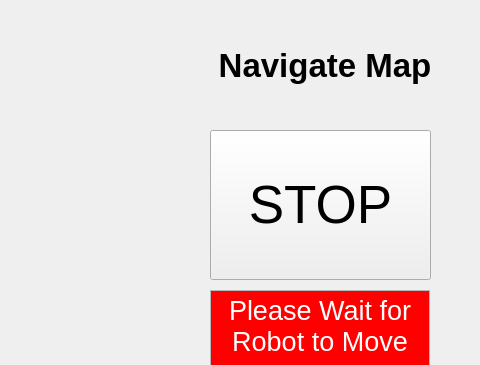
Qt form stretch_gui/include/stretch_gui/mainwindow.ui (NateWright/stretch_ros) before a commit; both pictures show x 800 to 1280 and y 0 to 365 of the 1280 by 720 pixel window.
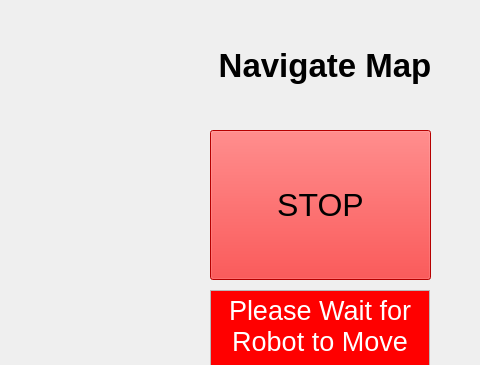
The same form after that commit. The open tabs and pages were chosen to show the change. Icons and pictures are not drawn. Custom widgets are drawn as their Qt base class.

Commit message: changed color of buttons

```diff
--- a/stretch_gui/include/stretch_gui/mainwindow.ui
+++ b/stretch_gui/include/stretch_gui/mainwindow.ui
@@ -764,253 +764,6 @@
 &lt;p align=&quot;center&quot; style=&quot; margin-top:0px; margin-bottom:0px; margin-left:0px; margin-right:0px; -qt-block-indent:0; text-indent:0px;&quot;&gt;&lt;span style=&quot; font-size:20pt; color:#ffffff;&quot;&gt;Please Wait for Robot to Move&lt;/span&gt;&lt;/p&gt;&lt;/body&gt;&lt;/html&gt;</string>
       </property>
      </widget>
-     <widget class="QPushButton" name="ButtonStop">
-      <property name="geometry">
-       <rect>
-        <x>1010</x>
-        <y>130</y>
-        <width>221</width>
-        <height>150</height>
-       </rect>
-      </property>
-      <property name="palette">
-       <palette>
-        <active>
-         <colorrole role="Button">
-          <brush brushstyle="SolidPattern">
-           <color alpha="255">
-            <red>239</red>
-            <green>0</green>
-            <blue>4</blue>
-           </color>
-          </brush>
-         </colorrole>
-         <colorrole role="Light">
-          <brush brushstyle="SolidPattern">
-           <color alpha="255">
-            <red>255</red>
-            <green>103</green>
-            <blue>106</blue>
-           </color>
-          </brush>
-         </colorrole>
-         <colorrole role="Midlight">
-          <brush brushstyle="SolidPattern">
-           <color alpha="255">
-            <red>247</red>
-            <green>51</green>
-            <blue>55</blue>
-           </color>
-          </brush>
-         </colorrole>
-         <colorrole role="Dark">
-          <brush brushstyle="SolidPattern">
-           <color alpha="255">
-            <red>119</red>
-            <green>0</green>
-            <blue>2</blue>
-           </color>
-          </brush>
-         </colorrole>
-         <colorrole role="Mid">
-          <brush brushstyle="SolidPattern">
-           <color alpha="255">
-            <red>159</red>
-            <green>0</green>
-            <blue>3</blue>
-           </color>
-          </brush>
-         </colorrole>
-         <colorrole role="Window">
-          <brush brushstyle="SolidPattern">
-           <color alpha="255">
-            <red>239</red>
-            <green>0</green>
-            <blue>4</blue>
-           </color>
-          </brush>
-         </colorrole>
-         <colorrole role="Shadow">
-          <brush brushstyle="SolidPattern">
-           <color alpha="255">
-            <red>0</red>
-            <green>0</green>
-            <blue>0</blue>
-           </color>
-          </brush>
-         </colorrole>
-         <colorrole role="AlternateBase">
-          <brush brushstyle="SolidPattern">
-           <color alpha="255">
-            <red>247</red>
-            <green>127</green>
-            <blue>129</blue>
-           </color>
-          </brush>
-         </colorrole>
-        </active>
-        <inactive>
-         <colorrole role="Button">
-          <brush brushstyle="SolidPattern">
-           <color alpha="255">
-            <red>239</red>
-            <green>239</green>
-            <blue>239</blue>
-           </color>
-          </brush>
-         </colorrole>
-         <colorrole role="Light">
-          <brush brushstyle="SolidPattern">
-           <color alpha="255">
-            <red>255</red>
-            <green>255</green>
-            <blue>255</blue>
-           </color>
-          </brush>
-         </colorrole>
-         <colorrole role="Midlight">
-          <brush brushstyle="SolidPattern">
-           <color alpha="255">
-            <red>202</red>
-            <green>202</green>
-            <blue>202</blue>
-           </color>
-          </brush>
-         </colorrole>
-         <colorrole role="Dark">
-          <brush brushstyle="SolidPattern">
-           <color alpha="255">
-            <red>159</red>
-            <green>159</green>
-            <blue>159</blue>
-           </color>
-          </brush>
-         </colorrole>
-         <colorrole role="Mid">
-          <brush brushstyle="SolidPattern">
-           <color alpha="255">
-            <red>184</red>
-            <green>184</green>
-            <blue>184</blue>
-           </color>
-          </brush>
-         </colorrole>
-         <colorrole role="Window">
-          <brush brushstyle="SolidPattern">
-           <color alpha="255">
-            <red>239</red>
-            <green>239</green>
-            <blue>239</blue>
-           </color>
-          </brush>
-         </colorrole>
-         <colorrole role="Shadow">
-          <brush brushstyle="SolidPattern">
-           <color alpha="255">
-            <red>118</red>
-            <green>118</green>
-            <blue>118</blue>
-           </color>
-          </brush>
-         </colorrole>
-         <colorrole role="AlternateBase">
-          <brush brushstyle="SolidPattern">
-           <color alpha="255">
-            <red>247</red>
-            <green>247</green>
-            <blue>247</blue>
-           </color>
-          </brush>
-         </colorrole>
-        </inactive>
-        <disabled>
-         <colorrole role="Button">
-          <brush brushstyle="SolidPattern">
-           <color alpha="255">
-            <red>239</red>
-            <green>0</green>
-            <blue>4</blue>
-           </color>
-          </brush>
-         </colorrole>
-         <colorrole role="Light">
-          <brush brushstyle="SolidPattern">
-           <color alpha="255">
-            <red>255</red>
-            <green>103</green>
-            <blue>106</blue>
-           </color>
-          </brush>
-         </colorrole>
-         <colorrole role="Midlight">
-          <brush brushstyle="SolidPattern">
-           <color alpha="255">
-            <red>247</red>
-            <green>51</green>
-            <blue>55</blue>
-           </color>
-          </brush>
-         </colorrole>
-         <colorrole role="Dark">
-          <brush brushstyle="SolidPattern">
-           <color alpha="255">
-            <red>119</red>
-            <green>0</green>
-            <blue>2</blue>
-           </color>
-          </brush>
-         </colorrole>
-         <colorrole role="Mid">
-          <brush brushstyle="SolidPattern">
-           <color alpha="255">
-            <red>159</red>
-            <green>0</green>
-            <blue>3</blue>
-           </color>
-          </brush>
-         </colorrole>
-         <colorrole role="Window">
-          <brush brushstyle="SolidPattern">
-           <color alpha="255">
-            <red>239</red>
-            <green>0</green>
-            <blue>4</blue>
-           </color>
-          </brush>
-         </colorrole>
-         <colorrole role="Shadow">
-          <brush brushstyle="SolidPattern">
-           <color alpha="255">
-            <red>177</red>
-            <green>177</green>
-            <blue>177</blue>
-           </color>
-          </brush>
-         </colorrole>
-         <colorrole role="AlternateBase">
-          <brush brushstyle="SolidPattern">
-           <color alpha="255">
-            <red>247</red>
-            <green>247</green>
-            <blue>247</blue>
-           </color>
-          </brush>
-         </colorrole>
-        </disabled>
-       </palette>
-      </property>
-      <property name="font">
-       <font>
-        <pointsize>40</pointsize>
-       </font>
-      </property>
-      <property name="text">
-       <string>STOP</string>
-      </property>
-      <property name="shortcut">
-       <string>Esc</string>
-      </property>
-     </widget>
      <widget class="QPushButton" name="ButtonSetHome">
       <property name="geometry">
        <rect>
@@ -1503,6 +1256,250 @@
 Home</string>
       </property>
      </widget>
+     <widget class="QPushButton" name="ButtonStop">
+      <property name="geometry">
+       <rect>
+        <x>1010</x>
+        <y>130</y>
+        <width>221</width>
+        <height>150</height>
+       </rect>
+      </property>
+      <property name="palette">
+       <palette>
+        <active>
+         <colorrole role="Button">
+          <brush brushstyle="SolidPattern">
+           <color alpha="255">
+            <red>255</red>
+            <green>0</green>
+            <blue>0</blue>
+           </color>
+          </brush>
+         </colorrole>
+         <colorrole role="Light">
+          <brush brushstyle="SolidPattern">
+           <color alpha="255">
+            <red>255</red>
+            <green>127</green>
+            <blue>127</blue>
+           </color>
+          </brush>
+         </colorrole>
+         <colorrole role="Midlight">
+          <brush brushstyle="SolidPattern">
+           <color alpha="255">
+            <red>255</red>
+            <green>63</green>
+            <blue>63</blue>
+           </color>
+          </brush>
+         </colorrole>
+         <colorrole role="Dark">
+          <brush brushstyle="SolidPattern">
+           <color alpha="255">
+            <red>127</red>
+            <green>0</green>
+            <blue>0</blue>
+           </color>
+          </brush>
+         </colorrole>
+         <colorrole role="Mid">
+          <brush brushstyle="SolidPattern">
+           <color alpha="255">
+            <red>170</red>
+            <green>0</green>
+            <blue>0</blue>
+           </color>
+          </brush>
+         </colorrole>
+         <colorrole role="Window">
+          <brush brushstyle="SolidPattern">
+           <color alpha="255">
+            <red>255</red>
+            <green>0</green>
+            <blue>0</blue>
+           </color>
+          </brush>
+         </colorrole>
+         <colorrole role="Shadow">
+          <brush brushstyle="SolidPattern">
+           <color alpha="255">
+            <red>0</red>
+            <green>0</green>
+            <blue>0</blue>
+           </color>
+          </brush>
+         </colorrole>
+         <colorrole role="AlternateBase">
+          <brush brushstyle="SolidPattern">
+           <color alpha="255">
+            <red>255</red>
+            <green>127</green>
+            <blue>127</blue>
+           </color>
+          </brush>
+         </colorrole>
+        </active>
+        <inactive>
+         <colorrole role="Button">
+          <brush brushstyle="SolidPattern">
+           <color alpha="255">
+            <red>255</red>
+            <green>0</green>
+            <blue>0</blue>
+           </color>
+          </brush>
+         </colorrole>
+         <colorrole role="Light">
+          <brush brushstyle="SolidPattern">
+           <color alpha="255">
+            <red>255</red>
+            <green>127</green>
+            <blue>127</blue>
+           </color>
+          </brush>
+         </colorrole>
+         <colorrole role="Midlight">
+          <brush brushstyle="SolidPattern">
+           <color alpha="255">
+            <red>255</red>
+            <green>63</green>
+            <blue>63</blue>
+           </color>
+          </brush>
+         </colorrole>
+         <colorrole role="Dark">
+          <brush brushstyle="SolidPattern">
+           <color alpha="255">
+            <red>127</red>
+            <green>0</green>
+            <blue>0</blue>
+           </color>
+          </brush>
+         </colorrole>
+         <colorrole role="Mid">
+          <brush brushstyle="SolidPattern">
+           <color alpha="255">
+            <red>170</red>
+            <green>0</green>
+            <blue>0</blue>
+           </color>
+          </brush>
+         </colorrole>
+         <colorrole role="Window">
+          <brush brushstyle="SolidPattern">
+           <color alpha="255">
+            <red>255</red>
+            <green>0</green>
+            <blue>0</blue>
+           </color>
+          </brush>
+         </colorrole>
+         <colorrole role="Shadow">
+          <brush brushstyle="SolidPattern">
+           <color alpha="255">
+            <red>0</red>
+            <green>0</green>
+            <blue>0</blue>
+           </color>
+          </brush>
+         </colorrole>
+         <colorrole role="AlternateBase">
+          <brush brushstyle="SolidPattern">
+           <color alpha="255">
+            <red>255</red>
+            <green>127</green>
+            <blue>127</blue>
+           </color>
+          </brush>
+         </colorrole>
+        </inactive>
+        <disabled>
+         <colorrole role="Button">
+          <brush brushstyle="SolidPattern">
+           <color alpha="255">
+            <red>255</red>
+            <green>0</green>
+            <blue>0</blue>
+           </color>
+          </brush>
+         </colorrole>
+         <colorrole role="Light">
+          <brush brushstyle="SolidPattern">
+           <color alpha="255">
+            <red>255</red>
+            <green>127</green>
+            <blue>127</blue>
+           </color>
+          </brush>
+         </colorrole>
+         <colorrole role="Midlight">
+          <brush brushstyle="SolidPattern">
+           <color alpha="255">
+            <red>255</red>
+            <green>63</green>
+            <blue>63</blue>
+           </color>
+          </brush>
+         </colorrole>
+         <colorrole role="Dark">
+          <brush brushstyle="SolidPattern">
+           <color alpha="255">
+            <red>127</red>
+            <green>0</green>
+            <blue>0</blue>
+           </color>
+          </brush>
+         </colorrole>
+         <colorrole role="Mid">
+          <brush brushstyle="SolidPattern">
+           <color alpha="255">
+            <red>170</red>
+            <green>0</green>
+            <blue>0</blue>
+           </color>
+          </brush>
+         </colorrole>
+         <colorrole role="Window">
+          <brush brushstyle="SolidPattern">
+           <color alpha="255">
+            <red>255</red>
+            <green>0</green>
+            <blue>0</blue>
+           </color>
+          </brush>
+         </colorrole>
+         <colorrole role="Shadow">
+          <brush brushstyle="SolidPattern">
+           <color alpha="255">
+            <red>0</red>
+            <green>0</green>
+            <blue>0</blue>
+           </color>
+          </brush>
+         </colorrole>
+         <colorrole role="AlternateBase">
+          <brush brushstyle="SolidPattern">
+           <color alpha="255">
+            <red>255</red>
+            <green>0</green>
+            <blue>0</blue>
+           </color>
+          </brush>
+         </colorrole>
+        </disabled>
+       </palette>
+      </property>
+      <property name="font">
+       <font>
+        <pointsize>24</pointsize>
+       </font>
+      </property>
+      <property name="text">
+       <string>STOP</string>
+      </property>
+     </widget>
     </widget>
     <widget class="QWidget" name="page_2">
      <property name="enabled">
```
